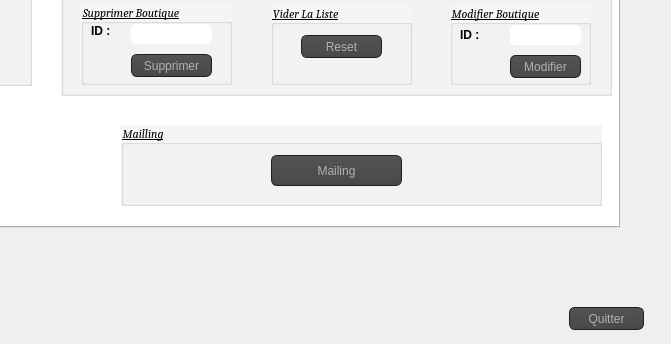
This is application_version_beta/securite.ui in AzizBenIsmail/Projet_Parental_Monitoring_System_Qt as Qt 5 draws it before an edit; both pictures show x 481 to 1152 and y 463 to 807 of the 1152 by 807 pixel window. The edited form follows.
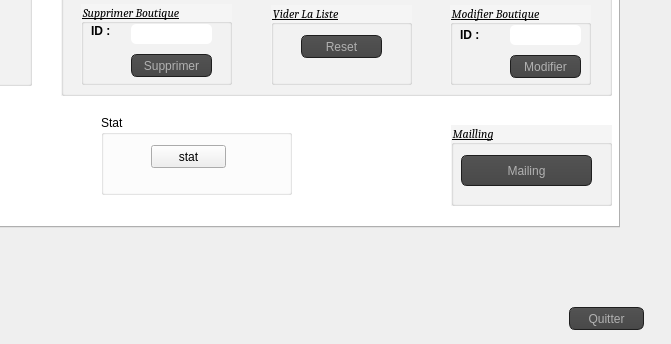
This is the edited form. Icons and pictures are not drawn.

```diff
--- a/application_version_beta/securite.ui
+++ b/application_version_beta/securite.ui
@@ -8088,9 +8088,9 @@
     <widget class="QGroupBox" name="groupBox_5">
      <property name="geometry">
       <rect>
-       <x>570</x>
+       <x>900</x>
        <y>440</y>
-       <width>481</width>
+       <width>161</width>
        <height>81</height>
       </rect>
      </property>
@@ -8111,7 +8111,7 @@
      <widget class="QPushButton" name="pushButton_4">
       <property name="geometry">
        <rect>
-        <x>150</x>
+        <x>10</x>
         <y>30</y>
         <width>131</width>
         <height>31</height>
@@ -9838,6 +9838,32 @@
       </property>
      </widget>
     </widget>
+    <widget class="QGroupBox" name="groupBox_14">
+     <property name="geometry">
+      <rect>
+       <x>550</x>
+       <y>430</y>
+       <width>191</width>
+       <height>80</height>
+      </rect>
+     </property>
+     <property name="title">
+      <string>Stat</string>
+     </property>
+     <widget class="QPushButton" name="pushButton_2">
+      <property name="geometry">
+       <rect>
+        <x>50</x>
+        <y>30</y>
+        <width>75</width>
+        <height>23</height>
+       </rect>
+      </property>
+      <property name="text">
+       <string>stat</string>
+      </property>
+     </widget>
+    </widget>
    </widget>
   </widget>
   <zorder>label_p</zorder>
```
